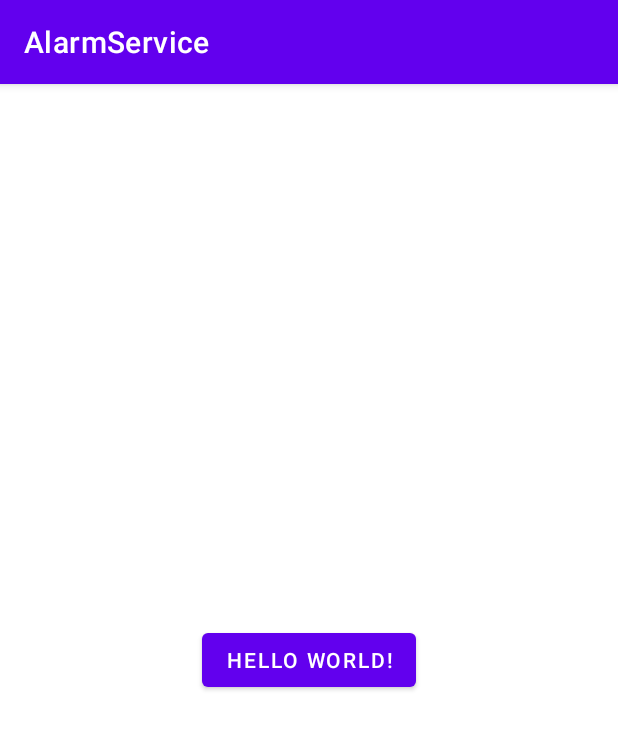
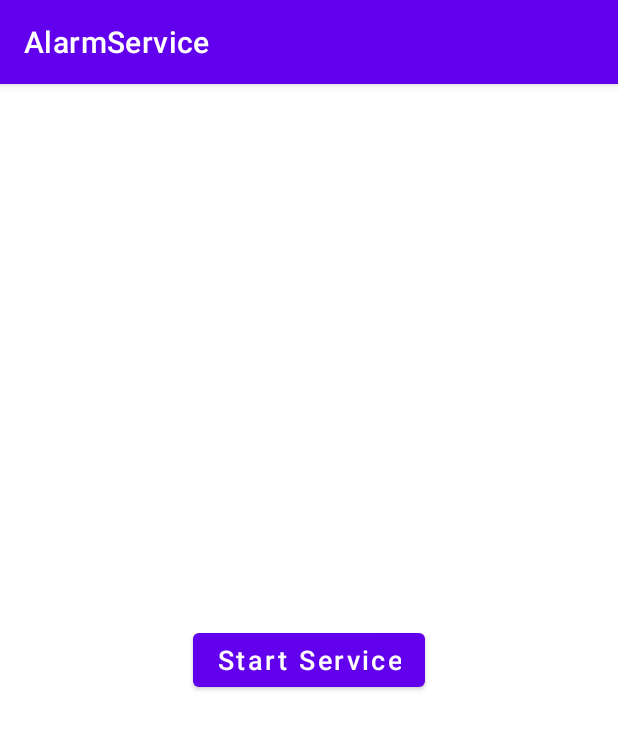
Before and after one commit to Ahmed-P-Mostafa/Alarm-Service, an Android app: the screen it shows after launch (MainActivity), on a phone screen of 412 x 824 dp. Shown: the top 729 px of the screen. Run offline under Robolectric (Android 15) with nearby library versions, the phone set to English and light mode, and no system bars.

Commit message:
Demo Initialization 1.0.1

```diff
--- a/app/src/main/java/com/example/alarmservice/MainActivity.kt
+++ b/app/src/main/java/com/example/alarmservice/MainActivity.kt
@@ -18,10 +18,8 @@ class MainActivity : AppCompatActivity() {
     fun start(view: View) {
         val startIntent =Intent(this,AlarmService::class.java)
         startIntent.action = "Start"
-        if (Build.VERSION.SDK_INT>Build.VERSION_CODES.O){
-            startForegroundService(startIntent)
-        }else{
+
             startService(startIntent)
-        }
+
     }
 }
--- a/app/src/main/res/layout/activity_main.xml
+++ b/app/src/main/res/layout/activity_main.xml
@@ -10,8 +10,10 @@
         android:id="@+id/button"
         android:layout_width="wrap_content"
         android:layout_height="wrap_content"
-        android:text="Hello World!"
+        android:text="Start Service"
         android:onClick="start"
+        android:textAllCaps="false"
+        android:textSize="18sp"
         app:layout_constraintBottom_toBottomOf="parent"
         app:layout_constraintLeft_toLeftOf="parent"
         app:layout_constraintRight_toRightOf="parent"
```
